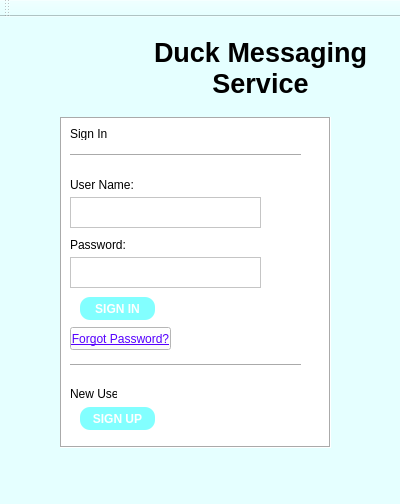
The window that DuckMessenger/loginwindow.ui (arjun-csekar/TeamRedundancy) describes before a commit, drawn with Qt 5.
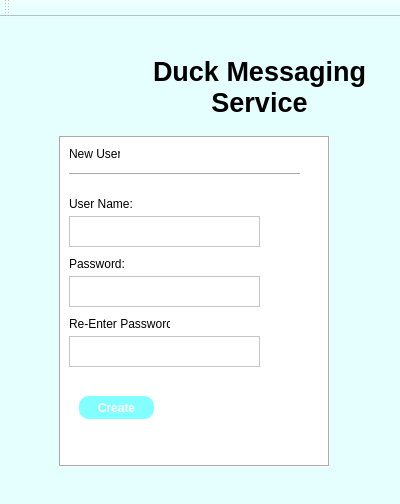
The same window after the commit. The open tabs and pages were chosen to show the change. Icons and pictures are not drawn.

```diff
--- a/DuckMessenger/loginwindow.ui
+++ b/DuckMessenger/loginwindow.ui
@@ -17,11 +17,21 @@
    <string notr="true">background-color: rgb(229, 255, 255);</string>
   </property>
   <widget class="QWidget" name="centralWidget">
+   <widget class="QStackedWidget" name="stackedWidget">
+    <property name="geometry">
+     <rect>
+      <x>-1</x>
+      <y>-1</y>
+      <width>401</width>
+      <height>471</height>
+     </rect>
+    </property>
+    <widget class="QWidget" name="LoginPage">
    <widget class="QLabel" name="MessengerName">
     <property name="geometry">
      <rect>
       <x>140</x>
-      <y>10</y>
+        <y>30</y>
       <width>241</width>
       <height>81</height>
      </rect>
@@ -47,7 +57,7 @@
     <property name="geometry">
      <rect>
       <x>60</x>
-      <y>100</y>
+        <y>120</y>
       <width>271</width>
       <height>331</height>
      </rect>
@@ -239,7 +249,9 @@
      </property>
     </widget>
    </widget>
-   <widget class="QLabel" name="Logo">
+    </widget>
+    <widget class="QWidget" name="NewUserPage">
+     <widget class="QLabel" name="Logo_2">
     <property name="geometry">
      <rect>
       <x>30</x>
@@ -257,6 +269,181 @@
     <property name="scaledContents">
      <bool>true</bool>
     </property>
+     </widget>
+     <widget class="QFrame" name="frame_2">
+      <property name="geometry">
+       <rect>
+        <x>60</x>
+        <y>120</y>
+        <width>271</width>
+        <height>331</height>
+       </rect>
+      </property>
+      <property name="styleSheet">
+       <string notr="true">background-color: rgb(255, 255, 255);</string>
+      </property>
+      <property name="frameShape">
+       <enum>QFrame::Box</enum>
+      </property>
+      <property name="frameShadow">
+       <enum>QFrame::Sunken</enum>
+      </property>
+      <widget class="QLabel" name="NewSignInLabel">
+       <property name="geometry">
+        <rect>
+         <x>10</x>
+         <y>10</y>
+         <width>51</width>
+         <height>16</height>
+        </rect>
+       </property>
+       <property name="text">
+        <string>New User</string>
+       </property>
+      </widget>
+      <widget class="Line" name="line_6">
+       <property name="geometry">
+        <rect>
+         <x>10</x>
+         <y>30</y>
+         <width>231</width>
+         <height>16</height>
+        </rect>
+       </property>
+       <property name="orientation">
+        <enum>Qt::Horizontal</enum>
+       </property>
+      </widget>
+      <widget class="QLabel" name="NewUserNameLabel">
+       <property name="geometry">
+        <rect>
+         <x>10</x>
+         <y>60</y>
+         <width>71</width>
+         <height>16</height>
+        </rect>
+       </property>
+       <property name="text">
+        <string>User Name:</string>
+       </property>
+      </widget>
+      <widget class="QPlainTextEdit" name="NewUserNameBox">
+       <property name="geometry">
+        <rect>
+         <x>10</x>
+         <y>80</y>
+         <width>191</width>
+         <height>31</height>
+        </rect>
+       </property>
+       <property name="frameShape">
+        <enum>QFrame::StyledPanel</enum>
+       </property>
+       <property name="frameShadow">
+        <enum>QFrame::Sunken</enum>
+       </property>
+       <property name="lineWidth">
+        <number>1</number>
+       </property>
+      </widget>
+      <widget class="QPlainTextEdit" name="NewPasswordBox">
+       <property name="geometry">
+        <rect>
+         <x>10</x>
+         <y>140</y>
+         <width>191</width>
+         <height>31</height>
+        </rect>
+       </property>
+      </widget>
+      <widget class="QLabel" name="NewPasswordLabel">
+       <property name="geometry">
+        <rect>
+         <x>10</x>
+         <y>120</y>
+         <width>71</width>
+         <height>16</height>
+        </rect>
+       </property>
+       <property name="text">
+        <string>Password:</string>
+       </property>
+      </widget>
+      <widget class="QPushButton" name="NewSignUpButton">
+       <property name="geometry">
+        <rect>
+         <x>20</x>
+         <y>260</y>
+         <width>75</width>
+         <height>23</height>
+        </rect>
+       </property>
+       <property name="font">
+        <font>
+         <weight>75</weight>
+         <bold>true</bold>
+        </font>
+       </property>
+       <property name="styleSheet">
+        <string notr="true">border-radius: 10px;
+background-color: rgb(130, 255, 255);
+color: rgb(255, 255, 255);</string>
+       </property>
+       <property name="text">
+        <string>Create</string>
+       </property>
+      </widget>
+      <widget class="QLabel" name="NewPasswordLabelRe">
+       <property name="geometry">
+        <rect>
+         <x>10</x>
+         <y>180</y>
+         <width>101</width>
+         <height>16</height>
+        </rect>
+       </property>
+       <property name="text">
+        <string>Re-Enter Password:</string>
+       </property>
+      </widget>
+      <widget class="QPlainTextEdit" name="NewPasswordBoxRe">
+       <property name="geometry">
+        <rect>
+         <x>10</x>
+         <y>200</y>
+         <width>191</width>
+         <height>31</height>
+        </rect>
+       </property>
+      </widget>
+     </widget>
+     <widget class="QLabel" name="MessengerName_2">
+      <property name="geometry">
+       <rect>
+        <x>140</x>
+        <y>30</y>
+        <width>241</width>
+        <height>81</height>
+       </rect>
+      </property>
+      <property name="font">
+       <font>
+        <pointsize>20</pointsize>
+        <weight>75</weight>
+        <bold>true</bold>
+       </font>
+      </property>
+      <property name="text">
+       <string>Duck Messaging Service</string>
+      </property>
+      <property name="alignment">
+       <set>Qt::AlignCenter</set>
+      </property>
+      <property name="wordWrap">
+       <bool>true</bool>
+      </property>
+     </widget>
+    </widget>
    </widget>
   </widget>
   <widget class="QMenuBar" name="menuBar">
```
Left out of the diff: 49 changed lines with no effect on the pictures. Lines whose indentation alone changed are shown as unchanged.
